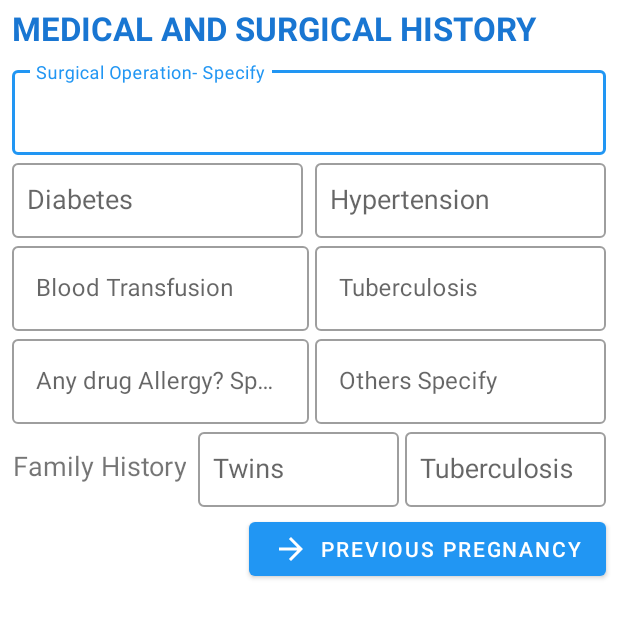
After one commit to polojerry/Linda-Jamii, an Android app: the fragment MedicalSurgicalHistoryFragment shown on its own in the app's theme, on a phone screen of 412 x 824 dp. The commit adds this screen. Shown: the top 618 px of the screen. Run offline under Robolectric (Android 15) with nearby library versions, the phone set to English and light mode, and no system bars; our stand-ins replace Firebase (no records; nobody signed in at launch, a user with empty details on screens opened directly), data binding.

Commit message:
created MedicalSurgicalHistoryFragment.kt.kt to save medical and surgical history details. Created it view model and updated its design

```diff
--- /dev/null
+++ b/app/src/main/java/com/polotechnologies/lindajamii/ui/initialvisit/medicalSurgicalHistory/MedicalSurgicalHistoryFragment.kt
@@ -0,0 +1,60 @@
+package com.polotechnologies.lindajamii.ui.initialvisit.medicalSurgicalHistory
+
+import android.os.Bundle
+import androidx.fragment.app.Fragment
+import android.view.LayoutInflater
+import android.view.View
+import android.view.ViewGroup
+import android.widget.ArrayAdapter
+import android.widget.Toast
+import androidx.databinding.DataBindingUtil
+import androidx.lifecycle.ViewModelProvider
+import com.google.firebase.firestore.FirebaseFirestore
+import com.polotechnologies.lindajamii.R
+import com.polotechnologies.lindajamii.databinding.FragmentMedicalSurgicalHistoryBinding
+import com.polotechnologies.lindajamii.ui.initialvisit.maternalProfile.MaternalProfileViewModel
+import com.polotechnologies.lindajamii.ui.initialvisit.maternalProfile.MaternalProfileViewModelFactory
+
+/**
+ *
+ */
+class MedicalSurgicalHistoryFragment : Fragment() {
+
+    private lateinit var mBinding :FragmentMedicalSurgicalHistoryBinding
+    private lateinit var mViewModel: MedicalSurgicalHistoryViewModel
+    private lateinit var mDatabase: FirebaseFirestore
+    override fun onCreateView(
+        inflater: LayoutInflater, container: ViewGroup?,
+        savedInstanceState: Bundle?
+    ): View? {
+        // Inflate the layout for this fragment
+        mBinding = DataBindingUtil.inflate(inflater, R.layout.fragment_medical_surgical_history, container, false)
+        mDatabase = FirebaseFirestore.getInstance()
+
+        val factory  = MedicalSurgicalHistoryViewModelFactory(mDatabase, mBinding)
+        mViewModel = ViewModelProvider(this, factory)[MedicalSurgicalHistoryViewModel::class.java]
+
+        mBinding.buttonNextPreviousPregnancy.setOnClickListener {
+            if(mViewModel.isFieldsValid()){
+                Toast.makeText(context!!.applicationContext, "All Valid", Toast.LENGTH_SHORT).show()
+            }
+        }
+
+        return mBinding.root
+    }
+
+    private fun setFilledDropDownMenu() {
+        val yes_no_drop_down = resources.getStringArray(R.array.filled_drop_down_yes_no)
+        val categoryAdapter  = ArrayAdapter<String>(
+            context!!.applicationContext,
+            R.layout.layout_dropdown_menu_popup,
+            yes_no_drop_down
+        )
+
+        mBinding.textMedicalSurgicalHistoryDiabetes.setAdapter(categoryAdapter)
+        mBinding.textMedicalSurgicalHistoryHypertension.setAdapter(categoryAdapter)
+        mBinding.textMedicalSurgicalHistoryTwins.setAdapter(categoryAdapter)
+        mBinding.textMedicalSurgicalHistoryFamilyHistoryTuberculosis.setAdapter(categoryAdapter)
+    }
+
+}
--- /dev/null
+++ b/app/src/main/java/com/polotechnologies/lindajamii/ui/initialvisit/medicalSurgicalHistory/MedicalSurgicalHistoryViewModel.kt
@@ -0,0 +1,157 @@
+package com.polotechnologies.lindajamii.ui.initialvisit.medicalSurgicalHistory
+
+import androidx.lifecycle.ViewModel
+import com.google.firebase.firestore.FirebaseFirestore
+import com.polotechnologies.lindajamii.databinding.FragmentMedicalSurgicalHistoryBinding
+
+class MedicalSurgicalHistoryViewModel(
+    val mDatabase: FirebaseFirestore,
+    val mBinding: FragmentMedicalSurgicalHistoryBinding
+) : ViewModel() {
+
+    private var nameOfInstitution = ""
+    private var mflNumber = ""
+    private var ancNumber = ""
+    private var pncNumber = ""
+    private var nameOfClient = ""
+    private var ageOfClient = ""
+    private var gravida = ""
+    private var parity = ""
+    private var height = ""
+    private var weight = ""
+    private var lmp = ""
+    private var edd = ""
+    private var maritalStatus = ""
+    private var education = ""
+    private var address = ""
+    private var telephone = ""
+    private var nextOfKin = ""
+    private var relationShip = ""
+    private var nextOfKinContact = ""
+
+
+    fun isFieldsValid(): Boolean {
+        var isValid = false
+
+        /*nameOfInstitution = mBinding.textMaternalProfileNameOfInstitution.text.toString()
+        mflNumber = mBinding.textMaternalProfileMfNumber.text.toString()
+        ancNumber = mBinding.textMaternalProfileAncNumber.text.toString()
+        pncNumber = mBinding.textMaternalProfilePncNumber.text.toString()
+        nameOfClient = mBinding.textMaternalProfileNameOfClient.text.toString()
+        ageOfClient = mBinding.textMaternalProfileAge.text.toString()
+        gravida = mBinding.textMaternalProfileGravida.text.toString()
+        parity = mBinding.textMaternalProfileParity.text.toString()
+        height = mBinding.textMaternalProfileParity.text.toString()
+        weight = mBinding.textMaternalProfileHeight.text.toString()
+        lmp = mBinding.textMaternalProfileLmp.text.toString()
+        edd = mBinding.textMaternalProfileEdd.text.toString()
+        maritalStatus = mBinding.textMaternalProfileMaritalStatus.text.toString()
+        education = mBinding.textMaternalProfileAddress.text.toString()
+        address = mBinding.textMaternalProfileAddress.text.toString()
+        telephone = mBinding.textMaternalProfileTelephone.text.toString()
+        nextOfKin = mBinding.textMaternalProfileNextOfKin.text.toString()
+        relationShip = mBinding.textMaternalProfileRelationship.text.toString()
+        nextOfKinContact = mBinding.textLayoutProfileContactPhone.text.toString()
+
+
+        if (nameOfInstitution == ""){
+            isValid = false
+            mBinding.textLayoutMaternalProfileInstitutionName.error = "Required"
+        }
+
+        if (nameOfClient == "") {
+            isValid = false
+            mBinding.textLayoutMaternalProfileMflNumber.error = "Required"
+            isValid = false
+        }
+        if (ancNumber == "") {
+            isValid = false
+            mBinding.textLayoutMaternalProfileAncNumber.error = "Required"
+        }
+        if (pncNumber == "") {
+            isValid = false
+            mBinding.textLayoutMaternalProfilePncNumber.error = "Required"
+        }
+        if (nameOfClient == "") {
+            mBinding.textLayoutMaternalProfileClientName.error = "Required"
+            isValid = false
+        }
+        if (ageOfClient == "") {
+            isValid = false
+            mBinding.textLayoutMaternalProfileAge.error = "Required"
+        }
+        if (gravida == "") {
+
+            isValid = false
+            mBinding.textLayoutMaternalProfileGravida.error = "Required"
+        }
+        if (parity == "") {
+
+            isValid = false
+            mBinding.textLayoutMaternalProfileParity.error = "Required"
+        }
+        if (height == "") {
+
+            isValid = false
+            mBinding.textLayoutMaternalProfileHeight.error = "Required"
+        }
+        if (weight == "") {
+            isValid = false
+            mBinding.textLayoutMaternalProfileWeight.error = "Required"
+
+        }
+        if (lmp == "") {
+
+            isValid = false
+            mBinding.textLayoutMaternalProfileLmp.error = "Required"
+        }
+        if (edd == "") {
+
+            isValid = false
+            mBinding.textLayoutMaternalProfileEdd.error = "Required"
+        }
+        if (maritalStatus == "") {
+            isValid = false
+            mBinding.textLayoutMaternalProfileMaritalStatus.error = "Required"
+        }
+        if (education == "") {
+            isValid = false
+            mBinding.textLayoutMaternalProfileEducation.error = "Required"
+        }
+        if (address == "") {
+            isValid = false
+            mBinding.textLayoutMaternalProfileAddress.error = "Required"
+        }
+        if (telephone == "") {
+            isValid = false
+            mBinding.textLayoutMaternalProfileTelephone.error = "Required"
+        }
+        if (nextOfKin == "") {
+            isValid = false
+            mBinding.textLayoutMaternalProfileNextOfKin.error = "Required"
+        }
+        if (relationShip == "") {
+            isValid = false
+            mBinding.textLayoutMaternalProfileRelationship.error = "Required"
+        }
+        if (nextOfKinContact == "") {
+            isValid = false
+            mBinding.textLayoutMaternalProfileNextOfKinContactPhone.error = "Required"
+
+
+        }*/
+
+        if (nameOfInstitution != "" && mflNumber != "" && ancNumber != "" && pncNumber != "" && nameOfClient != ""
+            && ageOfClient != "" && gravida != "" && parity != "" && height != "" && weight != "" && lmp != ""
+            && edd != "" && maritalStatus != "" && education != "" && address != "" && telephone != "" && nextOfKin != ""
+            && relationShip != "" && nextOfKinContact != ""
+        ) {
+            isValid = true
+        }
+
+        return isValid
+
+    }
+
+
+}
--- /dev/null
+++ b/app/src/main/java/com/polotechnologies/lindajamii/ui/initialvisit/medicalSurgicalHistory/MedicalSurgicalHistoryViewModelFactory.kt
@@ -0,0 +1,21 @@
+package com.polotechnologies.lindajamii.ui.initialvisit.medicalSurgicalHistory
+
+import androidx.lifecycle.ViewModel
+import androidx.lifecycle.ViewModelProvider
+import com.google.firebase.firestore.FirebaseFirestore
+import com.polotechnologies.lindajamii.databinding.FragmentMaternalProfileBinding
+import com.polotechnologies.lindajamii.databinding.FragmentMedicalSurgicalHistoryBinding
+
+class MedicalSurgicalHistoryViewModelFactory (private val mDatabase: FirebaseFirestore,
+                                              private val mBinding: FragmentMedicalSurgicalHistoryBinding) : ViewModelProvider.Factory {
+        @Suppress("unchecked_cast")
+        override fun <T : ViewModel?> create(modelClass: Class<T>): T {
+            if (modelClass.isAssignableFrom(MedicalSurgicalHistoryViewModel::class.java)) {
+                return MedicalSurgicalHistoryViewModel(
+                    mDatabase,
+                    mBinding
+                ) as T
+            }
+            throw IllegalArgumentException("Unknown ViewModel class")
+        }
+}
--- /dev/null
+++ b/app/src/main/res/layout/fragment_medical_surgical_history.xml
@@ -0,0 +1,257 @@
+<?xml version="1.0" encoding="utf-8"?>
+<layout xmlns:android="http://schemas.android.com/apk/res/android"
+    xmlns:app="http://schemas.android.com/apk/res-auto"
+    xmlns:tools="http://schemas.android.com/tools">
+
+    <data>
+
+    </data>
+
+    <androidx.constraintlayout.widget.ConstraintLayout
+        android:layout_width="match_parent"
+        android:layout_height="match_parent"
+        tools:context=".ui.initialvisit.medicalSurgicalHistory.MedicalSurgicalHistoryFragment">
+
+        <androidx.appcompat.widget.AppCompatTextView
+            android:id="@+id/text_label_medical_surgical_history"
+            style="@style/Theme.LindaJamii.TextVisitHeading"
+            android:layout_width="0dp"
+            android:layout_height="wrap_content"
+            android:layout_marginStart="8dp"
+            android:layout_marginTop="4dp"
+            android:text="Medical and Surgical History"
+            android:textAlignment="textStart"
+            android:textStyle="bold"
+            app:layout_constraintEnd_toEndOf="parent"
+            app:layout_constraintStart_toStartOf="parent"
+            app:layout_constraintTop_toTopOf="parent" />
+
+        <androidx.core.widget.NestedScrollView
+            android:id="@+id/nested_scroll_medical_surgical_history"
+            android:layout_width="match_parent"
+            android:layout_height="0dp"
+            app:layout_constraintBottom_toBottomOf="parent"
+            app:layout_constraintEnd_toEndOf="parent"
+            app:layout_constraintStart_toStartOf="parent"
+            app:layout_constraintTop_toBottomOf="@+id/text_label_medical_surgical_history">
+
+
+            <androidx.constraintlayout.widget.ConstraintLayout
+                android:layout_width="match_parent"
+                android:layout_height="match_parent">
+
+                <com.google.android.material.textfield.TextInputLayout
+                    android:id="@+id/text_layout_medical_surgical_history_sergical_operation"
+                    style="@style/Theme.LindaJamii.TextInputLayout.Outlined"
+                    android:layout_width="match_parent"
+                    android:layout_height="wrap_content"
+                    android:layout_marginStart="8dp"
+                    android:layout_marginTop="8dp"
+                    android:layout_marginEnd="8dp"
+                    app:layout_constraintEnd_toEndOf="parent"
+                    app:layout_constraintStart_toStartOf="parent"
+                    app:layout_constraintTop_toTopOf="parent">
+
+                    <com.google.android.material.textfield.TextInputEditText
+                        android:id="@+id/text_medical_surgical_history_surgical_operation_specific"
+                        android:layout_width="match_parent"
+                        android:layout_height="match_parent"
+                        android:hint="Surgical Operation- Specify"
+                        android:inputType="text" />
+
+                </com.google.android.material.textfield.TextInputLayout>
+
+                <com.google.android.material.textfield.TextInputLayout
+                    android:id="@+id/text_layout_medical_surgical_history_diabetes"
+                    style="@style/Theme.LindaJamii.TextInputLayout.Outlined"
+                    android:layout_width="0dp"
+                    android:layout_height="wrap_content"
+                    android:layout_marginStart="8dp"
+                    android:layout_marginEnd="4dp"
+                    app:layout_constraintEnd_toStartOf="@+id/text_layout_medical_surgical_history_hyper_tension"
+                    app:layout_constraintStart_toStartOf="parent"
+                    app:layout_constraintTop_toBottomOf="@+id/text_layout_medical_surgical_history_sergical_operation">
+
+                    <com.google.android.material.textfield.MaterialAutoCompleteTextView
+                        android:id="@+id/text_medical_surgical_history_diabetes"
+                        android:layout_width="match_parent"
+                        android:layout_height="50dp"
+                        android:hint="Diabetes "
+                        android:inputType="text"
+                        android:padding="10dp" />
+
+                </com.google.android.material.textfield.TextInputLayout>
+
+                <com.google.android.material.textfield.TextInputLayout
+                    android:id="@+id/text_layout_medical_surgical_history_hyper_tension"
+                    style="@style/Theme.LindaJamii.TextInputLayout.Outlined"
+                    android:layout_width="0dp"
+                    android:layout_height="wrap_content"
+                    android:layout_marginStart="4dp"
+                    android:layout_marginEnd="8dp"
+                    app:layout_constraintEnd_toEndOf="parent"
+                    app:layout_constraintStart_toEndOf="@+id/text_layout_medical_surgical_history_diabetes"
+                    app:layout_constraintTop_toBottomOf="@+id/text_layout_medical_surgical_history_sergical_operation">
+
+                    <com.google.android.material.textfield.MaterialAutoCompleteTextView
+                        android:id="@+id/text_medical_surgical_history_hypertension"
+                        android:layout_width="match_parent"
+                        android:layout_height="50dp"
+                        android:hint="Hypertension "
+                        android:inputType="text"
+                        android:padding="10dp" />
+
+                </com.google.android.material.textfield.TextInputLayout>
+
+                <com.google.android.material.textfield.TextInputLayout
+                    android:id="@+id/text_layout_medical_surgical_history_blood_transfusion"
+                    style="@style/Theme.LindaJamii.TextInputLayout.Outlined"
+                    android:layout_width="0dp"
+                    android:layout_height="wrap_content"
+                    android:layout_marginStart="8dp"
+                    android:layout_marginEnd="4dp"
+                    app:layout_constraintEnd_toStartOf="@+id/text_layout_medical_surgical_history_hyper_tension"
+                    app:layout_constraintStart_toStartOf="parent"
+                    app:layout_constraintTop_toBottomOf="@+id/text_layout_medical_surgical_history_diabetes">
+
+                    <com.google.android.material.textfield.TextInputEditText
+                        android:id="@+id/text_medical_surgical_history_blood_transfusion"
+                        android:layout_width="match_parent"
+                        android:layout_height="match_parent"
+                        android:hint="Blood Transfusion "
+                        android:inputType="text" />
+
+                </com.google.android.material.textfield.TextInputLayout>
+
+                <com.google.android.material.textfield.TextInputLayout
+                    android:id="@+id/text_layout_medical_surgical_history_tuberculosis"
+                    style="@style/Theme.LindaJamii.TextInputLayout.Outlined"
+                    android:layout_width="0dp"
+                    android:layout_height="wrap_content"
+                    android:layout_marginStart="4dp"
+                    android:layout_marginEnd="8dp"
+                    app:layout_constraintEnd_toEndOf="parent"
+                    app:layout_constraintStart_toEndOf="@+id/text_layout_medical_surgical_history_blood_transfusion"
+                    app:layout_constraintTop_toBottomOf="@+id/text_layout_medical_surgical_history_hyper_tension">
+
+                    <com.google.android.material.textfield.TextInputEditText
+                        android:id="@+id/text_medical_surgical_history_tuberculosis"
+                        android:layout_width="match_parent"
+                        android:layout_height="match_parent"
+                        android:hint="Tuberculosis "
+                        android:inputType="text" />
+
+                </com.google.android.material.textfield.TextInputLayout>
+
+                <com.google.android.material.textfield.TextInputLayout
+                    android:id="@+id/text_layout_medical_surgical_history_drug_allergy"
+                    style="@style/Theme.LindaJamii.TextInputLayout.Outlined"
+                    android:layout_width="0dp"
+                    android:layout_height="wrap_content"
+                    android:layout_marginStart="8dp"
+                    android:layout_marginEnd="4dp"
+                    app:layout_constraintEnd_toStartOf="@+id/text_layout_medical_surgical_history_hyper_tension"
+                    app:layout_constraintStart_toStartOf="parent"
+                    app:layout_constraintTop_toBottomOf="@+id/text_layout_medical_surgical_history_blood_transfusion">
+
+                    <com.google.android.material.textfield.TextInputEditText
+                        android:id="@+id/text_medical_surgical_history_drug_allergy"
+                        android:layout_width="match_parent"
+                        android:layout_height="match_parent"
+                        android:hint="Any drug Allergy? Specify "
+                        android:inputType="text" />
+
+                </com.google.android.material.textfield.TextInputLayout>
+
+                <com.google.android.material.textfield.TextInputLayout
+                    android:id="@+id/text_layout_medical_surgical_history_others_specify"
+                    style="@style/Theme.LindaJamii.TextInputLayout.Outlined"
+                    android:layout_width="0dp"
+                    android:layout_height="wrap_content"
+                    android:layout_marginStart="4dp"
+                    android:layout_marginEnd="8dp"
+                    app:layout_constraintEnd_toEndOf="parent"
+                    app:layout_constraintStart_toEndOf="@+id/text_layout_medical_surgical_history_blood_transfusion"
+                    app:layout_constraintTop_toBottomOf="@+id/text_layout_medical_surgical_history_tuberculosis">
+
+                    <com.google.android.material.textfield.TextInputEditText
+                        android:id="@+id/text_medical_surgical_history_others_specify"
+                        android:layout_width="match_parent"
+                        android:layout_height="match_parent"
+                        android:hint="Others Specify "
+                        android:inputType="text" />
+
+                </com.google.android.material.textfield.TextInputLayout>
+
+                <androidx.appcompat.widget.AppCompatTextView
+                    android:id="@+id/text_label_family_history"
+                    android:layout_width="wrap_content"
+                    android:layout_height="0dp"
+                    android:layout_marginEnd="4dp"
+                    android:gravity="center"
+                    android:text="Family History"
+                    android:textSize="18sp"
+                    app:layout_constraintBottom_toBottomOf="@+id/text_layout_medical_surgical_history_twins"
+                    app:layout_constraintEnd_toStartOf="@+id/text_layout_medical_surgical_history_twins"
+                    app:layout_constraintStart_toStartOf="@+id/text_layout_medical_surgical_history_drug_allergy"
+                    app:layout_constraintTop_toTopOf="@+id/text_layout_medical_surgical_history_twins" />
+
+                <com.google.android.material.textfield.TextInputLayout
+                    android:id="@+id/text_layout_medical_surgical_history_twins"
+                    style="@style/Theme.LindaJamii.TextInputLayout.Outlined"
+                    android:layout_width="0dp"
+                    android:layout_height="wrap_content"
+                    android:layout_marginStart="4dp"
+                    android:layout_marginEnd="4dp"
+                    app:layout_constraintEnd_toStartOf="@+id/text_layout_medical_surgical_history_family_history_tuberculosis"
+                    app:layout_constraintStart_toEndOf="@+id/text_label_family_history"
+                    app:layout_constraintTop_toBottomOf="@+id/text_layout_medical_surgical_history_drug_allergy">
+
+                    <com.google.android.material.textfield.MaterialAutoCompleteTextView
+                        android:id="@+id/text_medical_surgical_history_twins"
+                        android:layout_width="match_parent"
+                        android:layout_height="50dp"
+                        android:hint="Twins "
+                        android:inputType="text"
+                        android:padding="10dp" />
+
+                </com.google.android.material.textfield.TextInputLayout>
+
+                <com.google.android.material.textfield.TextInputLayout
+                    android:id="@+id/text_layout_medical_surgical_history_family_history_tuberculosis"
+                    style="@style/Theme.LindaJamii.TextInputLayout.Outlined"
+                    android:layout_width="0dp"
+                    android:layout_height="wrap_content"
+                    android:layout_marginEnd="8dp"
+                    app:layout_constraintEnd_toEndOf="parent"
+                    app:layout_constraintStart_toEndOf="@+id/text_layout_medical_surgical_history_twins"
+                    app:layout_constraintTop_toBottomOf="@+id/text_layout_medical_surgical_history_others_specify">
+
+                    <com.google.android.material.textfield.MaterialAutoCompleteTextView
+                        android:id="@+id/text_medical_surgical_history_family_history_tuberculosis"
+                        android:layout_width="match_parent"
+                        android:layout_height="50dp"
+                        android:hint="Tuberculosis "
+                        android:inputType="text"
+                        android:padding="10dp" />
+
+                </com.google.android.material.textfield.TextInputLayout>
+
+                <com.google.android.material.button.MaterialButton
+                    android:id="@+id/button_next_previous_pregnancy"
+                    android:layout_width="wrap_content"
+                    android:layout_height="wrap_content"
+                    android:layout_marginTop="4dp"
+                    android:text="Previous Pregnancy"
+                    app:icon="@drawable/ic_baseline_arrow_forward_24"
+                    app:layout_constraintEnd_toEndOf="@+id/text_layout_medical_surgical_history_family_history_tuberculosis"
+                    app:layout_constraintTop_toBottomOf="@+id/text_label_family_history" />
+
+            </androidx.constraintlayout.widget.ConstraintLayout>
+
+
+        </androidx.core.widget.NestedScrollView>
+
+
+    </androidx.constraintlayout.widget.ConstraintLayout>
+</layout>
--- /dev/null
+++ b/app/src/main/res/layout/layout_dropdown_menu_popup.xml
@@ -0,0 +1,10 @@
+<?xml version="1.0" encoding="utf-8"?>
+<TextView android:layout_width="match_parent"
+    android:layout_height="wrap_content"
+    xmlns:tools="http://schemas.android.com/tools"
+    android:ellipsize="end"
+    android:maxLines="1"
+    android:padding="16dp"
+    tools:text="Yes"
+    android:textAppearance="?attr/textAppearanceSubtitle1"
+    xmlns:android="http://schemas.android.com/apk/res/android" />
--- a/app/src/main/res/values/strings.xml
+++ b/app/src/main/res/values/strings.xml
@@ -2,4 +2,9 @@
     <string name="app_name">Linda Jamii</string>
     <!-- TODO: Remove or change this placeholder text -->
     <string name="hello_blank_fragment">Hello blank fragment</string>
+
+    <string-array name="filled_drop_down_yes_no">
+        <item>Yes</item>
+        <item>Yes</item>
+    </string-array>
 </resources>
```
